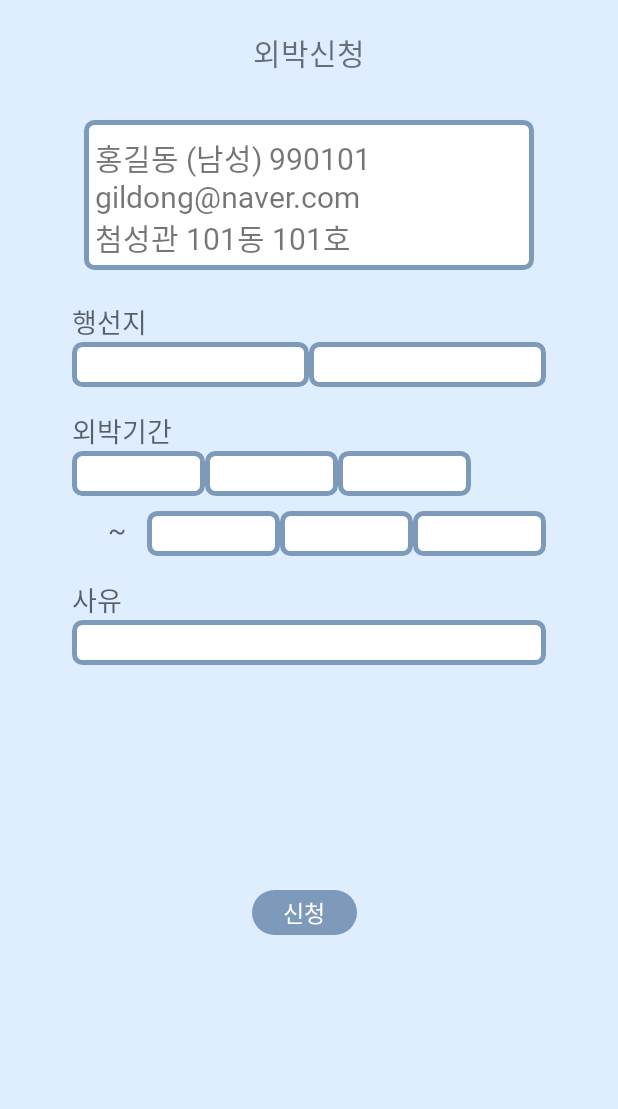
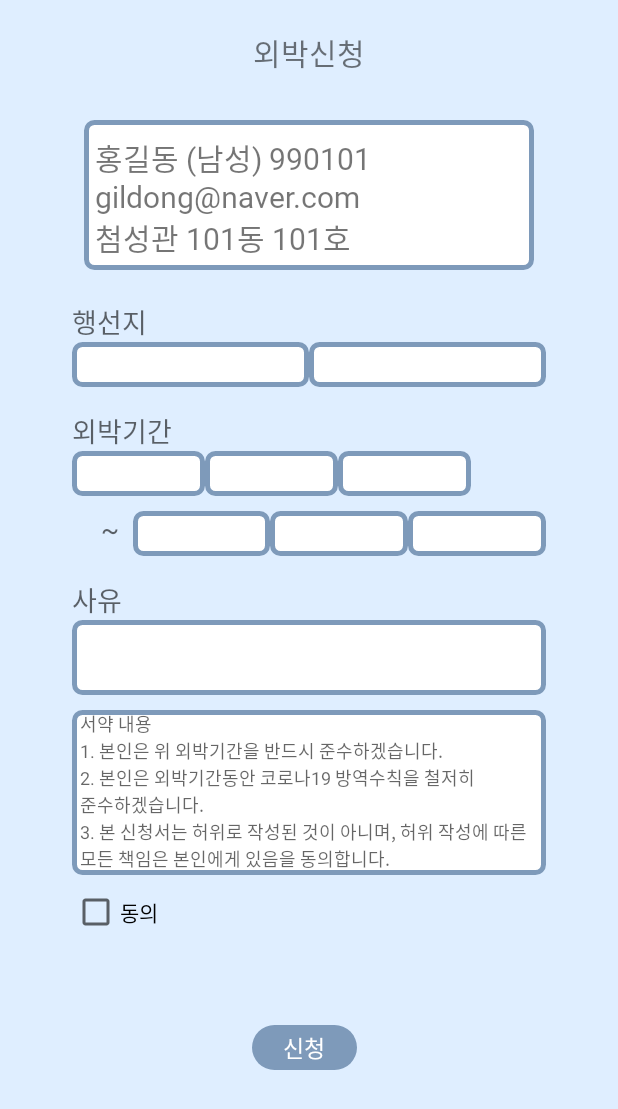
Before and after one commit to yxxniverse/mobileAppProject, an Android app: the layout activity_form.xml on its own in the app's theme, with its tools: preview values and no code run, on a phone screen of 412 x 824 dp. Shown: the top 1109 px of the screen. Run offline under Robolectric (Android 15) with nearby library versions, the phone set to English and light mode, and no system bars.

Commit message:
form_fin

```diff
--- a/app/src/main/res/layout/activity_form.xml
+++ b/app/src/main/res/layout/activity_form.xml
@@ -58,9 +58,10 @@
         app:layout_constraintVertical_bias="0.36">
 
         <TextView
-            android:id="@+id/textView3"
+            android:id="@+id/duration_textview"
             android:layout_width="wrap_content"
             android:layout_height="wrap_content"
+            android:fontFamily="@font/neodgm"
             android:layout_marginTop="15dp"
             android:text="행선지"
             android:textAppearance="?android:attr/textAppearanceMedium" />
@@ -91,9 +92,10 @@
         </LinearLayout>
 
         <TextView
-            android:id="@+id/textView3"
+            android:id="@+id/destination_textview"
             android:layout_width="wrap_content"
             android:layout_height="wrap_content"
+            android:fontFamily="@font/neodgm"
             android:layout_marginTop="15dp"
             android:text="외박기간"
             android:textAppearance="?android:attr/textAppearanceMedium"
@@ -146,10 +148,11 @@
             android:layout_marginStart="10dp">
 
             <TextView
-                android:id="@+id/textView3"
+                android:id="@+id/to_textview"
                 android:layout_width="wrap_content"
                 android:layout_height="wrap_content"
-                android:text="   ~   "
+                android:fontFamily="@font/neodgm"
+                android:text="  ~  "
                 android:textAppearance="?android:attr/textAppearanceMedium"
                 tools:ignore="DuplicateIds" />
 
@@ -186,10 +189,11 @@
         </LinearLayout>
 
         <TextView
-            android:id="@+id/textView3"
+            android:id="@+id/reason_textview"
             android:layout_width="wrap_content"
             android:layout_height="wrap_content"
             android:layout_marginTop="15dp"
+            android:fontFamily="@font/neodgm"
             android:text="사유"
             android:textAppearance="?android:attr/textAppearanceMedium"
             tools:ignore="DuplicateIds" />
@@ -197,11 +201,34 @@
         <EditText
             android:id="@+id/join_pwd"
             android:layout_width="match_parent"
-            android:layout_height="30dp"
+            android:layout_height="50dp"
             android:background="@drawable/frame_calendar"
             android:fontFamily="@font/sleigothic"
             android:textSize="20dp"
             tools:ignore="MissingConstraints" />
+
+        <TextView
+            android:id="@+id/agreement_textview"
+            android:layout_width="match_parent"
+            android:layout_height="110dp"
+            android:background="@drawable/frame_calendar"
+            android:layout_marginTop="10dp"
+            android:text="  서약 내용
+            \n  1. 본인은 위 외박기간을 반드시 준수하겠습니다.
+            \n  2. 본인은 외박기간동안 코로나19 방역수칙을 철저히
+            \n  준수하겠습니다.
+            \n  3. 본 신청서는 허위로 작성된 것이 아니며, 허위 작성에 따른
+            \n  모든 책임은 본인에게 있음을 동의합니다."
+            android:textSize="12dp"
+            android:textAppearance="?android:attr/textAppearanceMedium"
+            tools:ignore="DuplicateIds" />
+
+        <CheckBox
+            android:id="@+id/agm_cb"
+            android:layout_width="100dp"
+            android:layout_height="50dp"
+            android:text="동의" />
+
 
         <Button
             android:id="@+id/login_btn"
@@ -212,11 +239,12 @@
             android:fontFamily="@font/neodgm"
             android:minWidth="70dp"
             android:minHeight="30dp"
-            android:layout_marginTop="150dp"
+            android:layout_marginTop="50dp"
             android:layout_marginLeft="120dp"
             android:text="신청"
             android:textColor="@color/white"
             android:textSize="15dp" />
+
     </LinearLayout>
 
 </androidx.constraintlayout.widget.ConstraintLayout>
```
